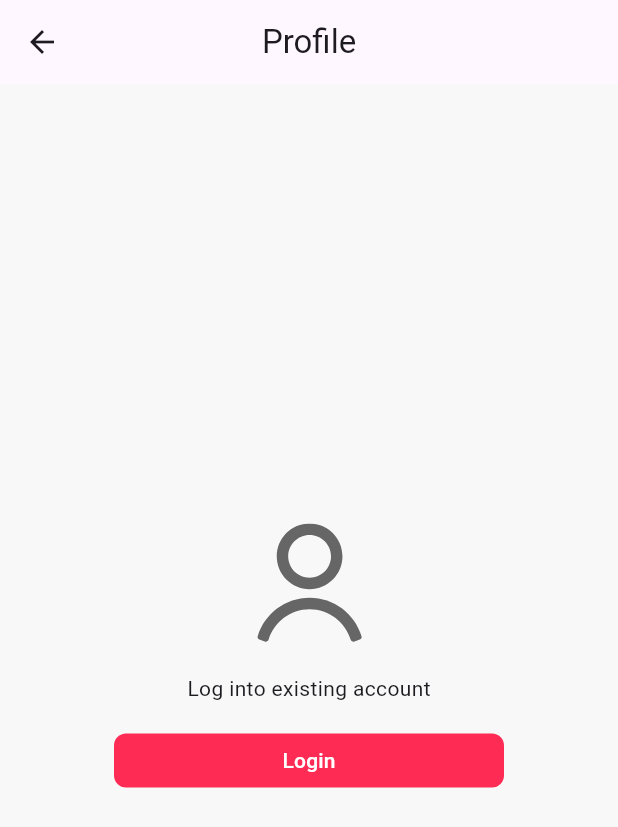
After one commit to Nada-gaber/tiktok_clone, a Flutter app: the NotLoggedInProfile screen opened directly, on a phone screen of 412 x 824 dp. The commit adds this screen. Shown: the top 827 px of the screen. Run offline on Flutter 3.47's test engine with Material 3 defaults, Android fonts, the phone set to English and light mode, and no system bars; our stand-ins replace dio, firebase_auth, firebase_core, flutter_bloc, flutter_dotenv, flutter_svg and 6 more; accounts and stored records are empty; generated files the repository leaves out were written again; network calls fail; project files that could hold a hidden picture were left out.

Commit message:
feat: implement NotLoggedInProfile screen and update TabBarViewProfileTabs for asset upload

```diff
--- /dev/null
+++ b/lib/features/profile/presentation/screens/not_logged_in_profile.dart
@@ -0,0 +1,47 @@
+import 'dart:developer';
+
+import 'package:flutter/material.dart';
+import 'package:flutter_svg/flutter_svg.dart';
+import 'package:tiktok_clone/core/themes/colors.dart';
+
+import '../../../../core/themes/images.dart';
+import '../../../../core/widgets/shared_button.dart';
+
+class NotLoggedInProfile extends StatelessWidget {
+  const NotLoggedInProfile({super.key});
+
+  @override
+  Widget build(BuildContext context) {
+    return Scaffold(
+      appBar: AppBar(
+        title: const Text('Profile'),
+        centerTitle: true,
+      ),
+      body: Column(
+        mainAxisAlignment: MainAxisAlignment.center,
+        children: [
+          SvgPicture.asset(
+            height: 80,
+            AppAssets.profileIcon,
+            color: AppColors.textSecondary,
+          ),
+          const SizedBox(
+            height: 20,
+          ),
+          const Center(
+            child: Text('Log into existing account'),
+          ),
+          const SizedBox(
+            height: 14,
+          ),
+          CustomButtonWidget(
+            onPressed: () => log('Upload button pressed'),
+            buttonText: 'Login',
+            padding: 0,
+            minWidth: 260,
+          ),
+        ],
+      ),
+    );
+  }
+}
--- a/lib/features/profile/presentation/widgets/tab_bar_views_profile.dart
+++ b/lib/features/profile/presentation/widgets/tab_bar_views_profile.dart
@@ -1,11 +1,9 @@
-
 import 'package:flutter/material.dart';
 import 'package:flutter_svg/flutter_svg.dart';
-
+import 'package:tiktok_clone/features/profile/presentation/widgets/upload_assets_button.dart';
 import '../../../../core/themes/colors.dart';
 import '../../../../core/themes/font_weight_helper.dart';
 import '../../../../core/themes/images.dart';
-import 'upload_assets_button.dart';
 
 class TabBarViewProfileTabs extends StatelessWidget {
   const TabBarViewProfileTabs({
@@ -22,8 +20,8 @@ class TabBarViewProfileTabs extends StatelessWidget {
         controller: _tabController,
         children: [
           Padding(
-            padding: const EdgeInsets.symmetric(
-                horizontal: 62.0, vertical: 55.0),
+            padding:
+                const EdgeInsets.symmetric(horizontal: 62.0, vertical: 55.0),
             child: Column(
               children: [
                 SvgPicture.asset(
@@ -38,7 +36,8 @@ class TabBarViewProfileTabs extends StatelessWidget {
                   style: AppFonts.bold,
                 ),
                 const SizedBox(height: 20),
-              //  const CustomUploadButton(),
+               const CustomUploadButton()
+
               ],
             ),
           ),
```
